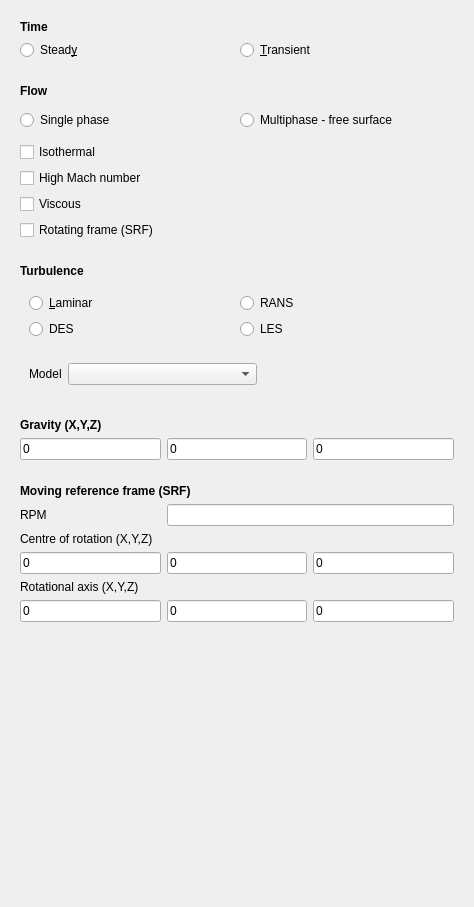
The window that Gui/TaskPanelPhysics.ui (kevinsmia1939/CfdOF) describes before a commit, drawn with Qt 5.
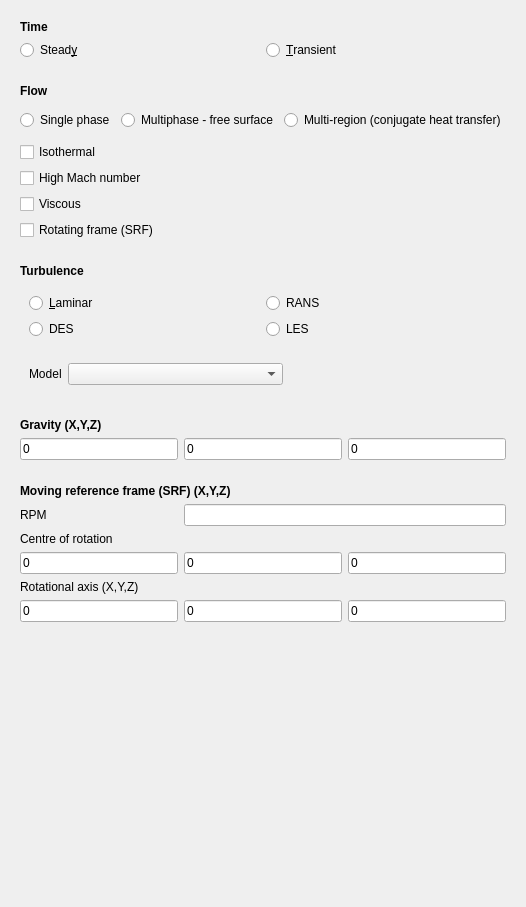
The same window after the commit. Custom widgets are drawn as their Qt base class.

Commit message: add chtMultiRegionSimpleFoam: conjugate heat transfer support

```diff
--- a/Gui/TaskPanelPhysics.ui
+++ b/Gui/TaskPanelPhysics.ui
@@ -167,7 +167,7 @@
          </font>
         </property>
         <property name="text">
-         <string>Moving reference frame (SRF)</string>
+         <string>Moving reference frame (SRF) (X,Y,Z)</string>
         </property>
        </widget>
       </item>
@@ -210,7 +210,7 @@
       <item row="2" column="0" colspan="3">
        <widget class="QLabel" name="label_COfR">
         <property name="text">
-         <string>Centre of rotation (X,Y,Z)</string>
+         <string>Centre of rotation</string>
         </property>
        </widget>
       </item>
@@ -418,6 +418,19 @@
            </property>
           </widget>
          </item>
+         <item>
+          <widget class="QRadioButton" name="radioButtonMultiRegion">
+           <property name="sizePolicy">
+            <sizepolicy hsizetype="MinimumExpanding" vsizetype="Fixed">
+             <horstretch>0</horstretch>
+             <verstretch>0</verstretch>
+            </sizepolicy>
+           </property>
+           <property name="text">
+            <string>Multi-region (conjugate heat transfer)</string>
+           </property>
+          </widget>
+         </item>
         </layout>
        </widget>
       </item>
```
The commit also changes 54 other files.
